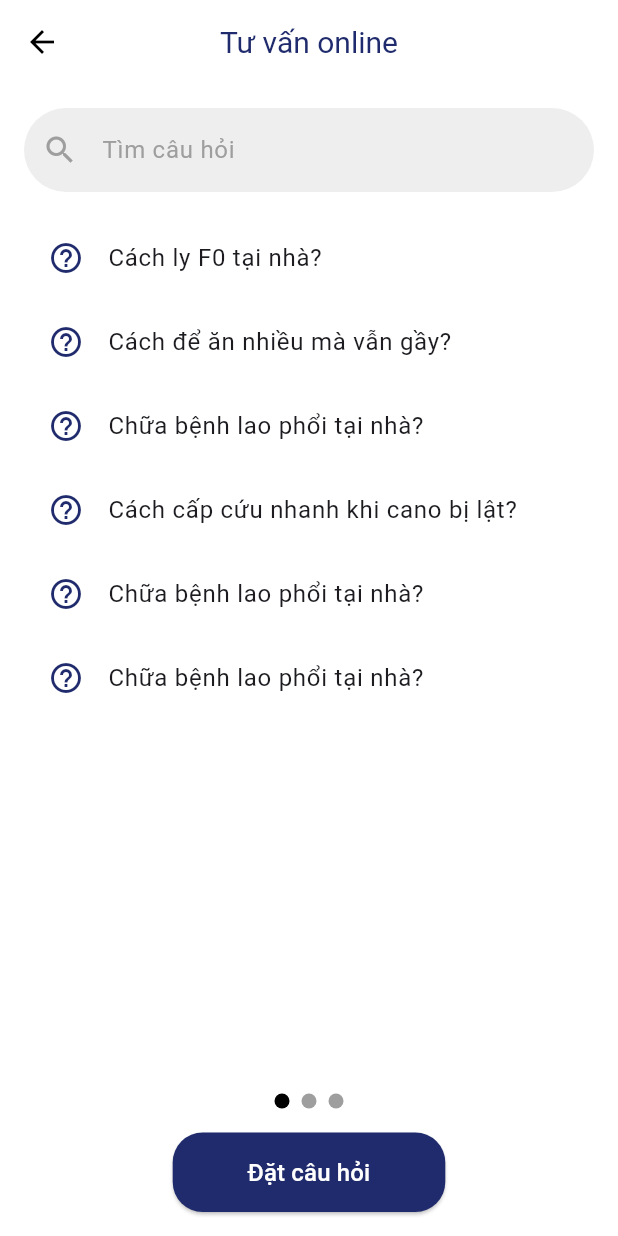
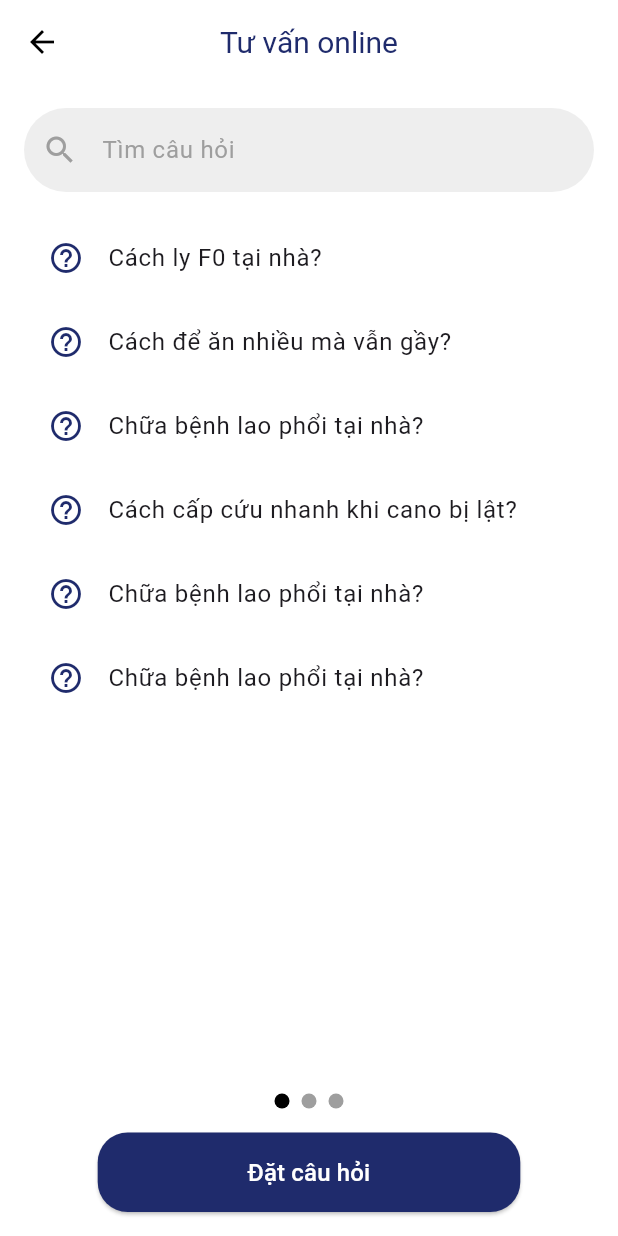
Before and after one commit to dominhhuy1703/Medical_Clinic, a Flutter app: the OnlineConsultationScreen screen opened directly, on a phone screen of 412 x 824 dp. Run offline on Flutter 3.47's test engine with Material 3 defaults, Android fonts, the phone set to English and light mode, and no system bars.

Commit message:
[Nhi] edit horizontal

```diff
--- a/MedicalClinic/lib/medical_service.dart
+++ b/MedicalClinic/lib/medical_service.dart
@@ -82,6 +82,7 @@ class ServicePage extends StatelessWidget {
               ),
             ),
             SizedBox(height: 20),
+
             ElevatedButton(
               onPressed: () {
                 //////
@@ -92,7 +93,7 @@ class ServicePage extends StatelessWidget {
                 shape: RoundedRectangleBorder(
                   borderRadius: BorderRadius.circular(20),
                 ),
-                padding: EdgeInsets.symmetric(horizontal: 50, vertical: 15),
+                padding: EdgeInsets.symmetric(horizontal: 100, vertical: 15),
               ),
               child: Text(
                 'Chọn thời gian',
--- a/MedicalClinic/lib/online_consultant.dart
+++ b/MedicalClinic/lib/online_consultant.dart
@@ -109,11 +109,13 @@ class OnlineConsultationScreen extends StatelessWidget {
                 shape: RoundedRectangleBorder(
                   borderRadius: BorderRadius.circular(20),
                 ),
-                padding: EdgeInsets.symmetric(horizontal: 50, vertical: 15),
+                padding: EdgeInsets.symmetric(horizontal: 100, vertical: 15),
               ),
               child: Text(
                 'Đặt câu hỏi',
-                style: TextStyle(fontSize: 16, color: Colors.white),
+                style: TextStyle(fontSize: 16,
+                    color: Colors.white,
+                ),
               ),
             ),
             SizedBox(height: 16.0),
```
